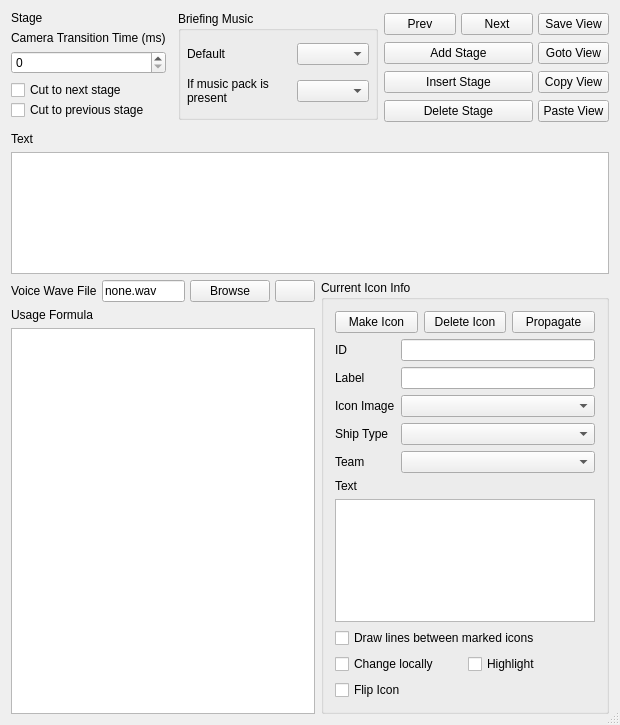
scp-fs2open/fs2open.github.com, file qtfred/ui/BriefingEditorDialog.ui: the form before one commit.
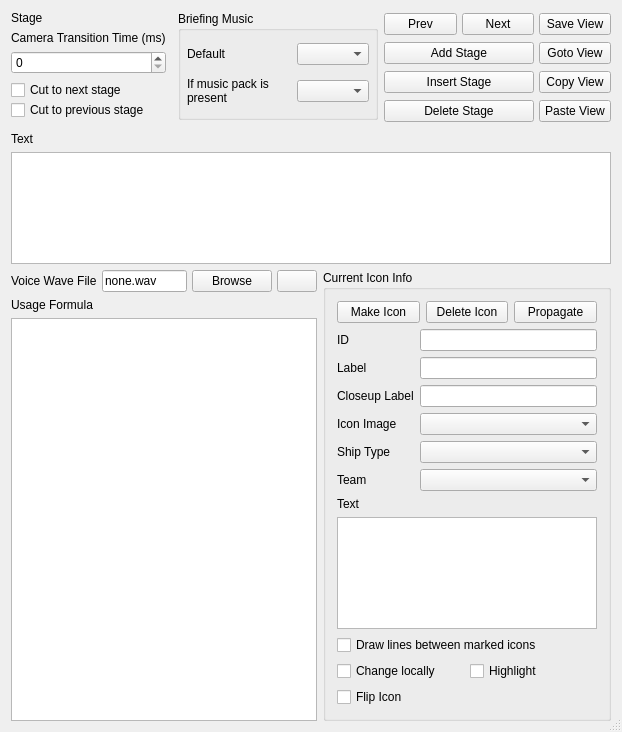
The form after the commit. Icons and pictures are not drawn.

Commit message: Add Field to Qtfred Briefing editor(currently nonfunctional)

Diff of the .ui file:
```diff
--- a/qtfred/ui/BriefingEditorDialog.ui
+++ b/qtfred/ui/BriefingEditorDialog.ui
@@ -6,8 +6,8 @@
    <rect>
     <x>0</x>
     <y>0</y>
-    <width>620</width>
-    <height>725</height>
+    <width>622</width>
+    <height>732</height>
    </rect>
   </property>
   <property name="minimumSize">
@@ -100,6 +100,13 @@
         </item>
         <item row="1" column="0">
          <layout class="QGridLayout" name="iconInfo">
+          <item row="3" column="0">
+           <widget class="QLabel" name="iconImage">
+            <property name="text">
+             <string>Icon Image</string>
+            </property>
+           </widget>
+          </item>
           <item row="0" column="0">
            <widget class="QLabel" name="iconID">
             <property name="text">
@@ -110,6 +117,23 @@
           <item row="0" column="1">
            <widget class="QLineEdit" name="iconIDEdit"/>
           </item>
+          <item row="5" column="0">
+           <widget class="QLabel" name="iconTeam">
+            <property name="text">
+             <string>Team</string>
+            </property>
+           </widget>
+          </item>
+          <item row="4" column="0">
+           <widget class="QLabel" name="iconShipType">
+            <property name="text">
+             <string>Ship Type</string>
+            </property>
+           </widget>
+          </item>
+          <item row="3" column="1">
+           <widget class="QComboBox" name="iconImageCombo"/>
+          </item>
           <item row="1" column="0">
            <widget class="QLabel" name="iconLabel">
             <property name="text">
@@ -120,36 +144,22 @@
           <item row="1" column="1">
            <widget class="QLineEdit" name="iconLabelEdit"/>
           </item>
-          <item row="2" column="0">
-           <widget class="QLabel" name="iconImage">
-            <property name="text">
-             <string>Icon Image</string>
-            </property>
-           </widget>
-          </item>
-          <item row="2" column="1">
-           <widget class="QComboBox" name="iconImageCombo"/>
-          </item>
-          <item row="3" column="0">
-           <widget class="QLabel" name="iconShipType">
-            <property name="text">
-             <string>Ship Type</string>
-            </property>
-           </widget>
-          </item>
-          <item row="3" column="1">
-           <widget class="QComboBox" name="iconShipTypeCombo"/>
-          </item>
-          <item row="4" column="0">
-           <widget class="QLabel" name="iconTeam">
-            <property name="text">
-             <string>Team</string>
-            </property>
-           </widget>
-          </item>
-          <item row="4" column="1">
+          <item row="5" column="1">
            <widget class="QComboBox" name="iconTeamCombo"/>
           </item>
+          <item row="4" column="1">
+           <widget class="QComboBox" name="iconShipTypeCombo"/>
+          </item>
+          <item row="2" column="1">
+           <widget class="QLineEdit" name="iconcloseupLabel"/>
+          </item>
+          <item row="2" column="0">
+           <widget class="QLabel" name="closeup">
+            <property name="text">
+             <string>Closeup Label</string>
+            </property>
+           </widget>
+          </item>
          </layout>
         </item>
         <item row="2" column="0">
```
